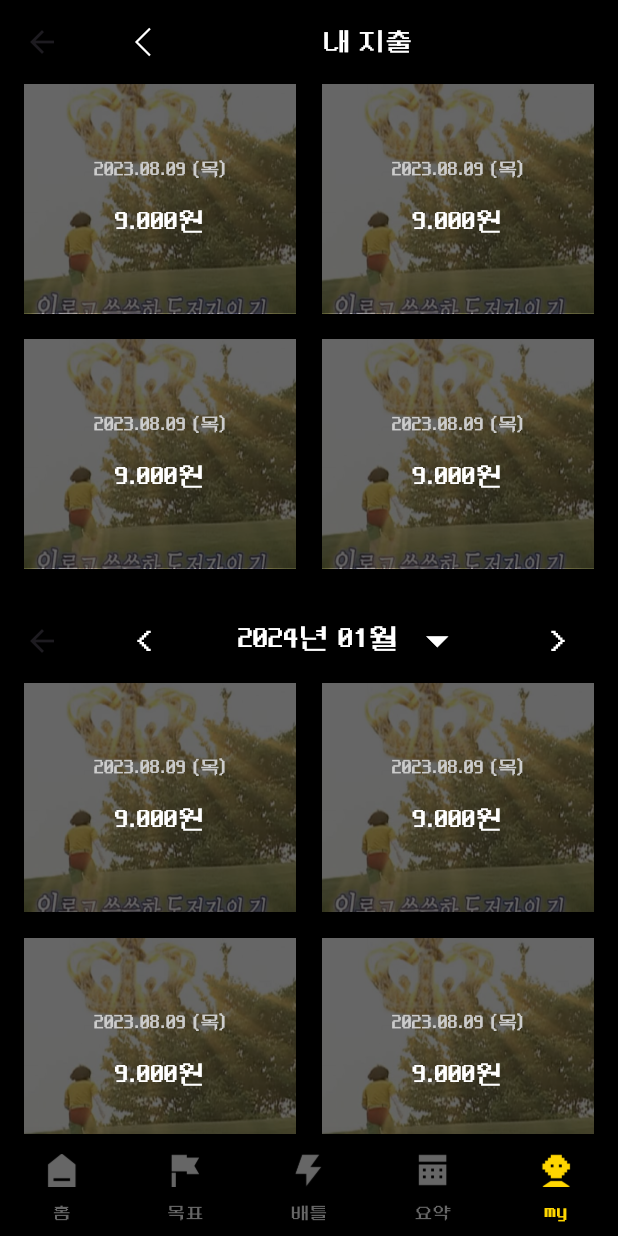
After one commit to Poorlex/FE_poorlex, a Flutter app: the MyExpensePage screen opened directly, on a phone screen of 412 x 824 dp. The commit adds this screen. Run offline on Flutter 3.47's test engine with Material 3 defaults, Android fonts, the phone set to English and light mode, and no system bars; our stand-ins replace carousel_slider, flutter_svg, get, image_picker, sign_in_with_apple; missing offline and left inert: kakao_flutter_sdk; network calls fail.

Commit message:
마이페이지 퍼블리싱 진행중

```diff
--- /dev/null
+++ b/lib/Screen/my_expense_page.dart
@@ -0,0 +1,306 @@
+import 'package:flutter/material.dart';
+import 'package:intl/intl.dart';
+
+import 'package:poorlex/Widget/Common/icon.dart';
+import 'package:poorlex/Widget/Common/other.dart';
+
+import 'package:poorlex/Widget/MainPageWidget/bottom_bar.dart';
+import 'package:poorlex/Widget/PickerWidget/month_picker.dart';
+
+class MyExpensePage extends StatefulWidget {
+  MyExpensePage({
+    super.key
+  });
+
+  @override
+  State<MyExpensePage> createState() => _MyExpensePageState();
+}
+
+class _MyExpensePageState extends State<MyExpensePage> {
+  final int current = DateTime.now().millisecondsSinceEpoch;
+
+  void select (int n) {
+    print(n);
+  }
+
+  @override
+  Widget build(BuildContext context) {
+    return Scaffold(
+      backgroundColor: Colors.black,
+      bottomNavigationBar: BottomBar(
+        nowPage: 4,
+      ),
+      appBar: AppBar(
+        backgroundColor: Colors.black,
+        title: Row(
+          mainAxisAlignment: MainAxisAlignment.spaceBetween,
+          children: [
+            IconButton(
+                iconSize: 26, style: IconButton.styleFrom(padding: EdgeInsets.zero, minimumSize: Size.zero),
+                icon: CustomIcon(icon: 'arrow-left', width: 26, height: 26, color: '#ffffff'),
+                onPressed: () {},
+            ),
+            Text('내 지출', style: TextStyle(color: Colors.white, fontSize: 18)),
+            SizedBox(width: 26)
+          ],
+        ),
+      ),
+      body:
+        SafeArea(child:
+          CustomScrollView(
+            slivers: [
+              SliverList(
+                  delegate:
+                  SliverChildBuilderDelegate((BuildContext context, int index) {
+                    return Container(
+                      padding: EdgeInsets.fromLTRB(16, 0, 16, 20),
+                      child:
+                        Column(
+                          children: [
+                            Row(
+                                children: [
+                                  Expanded(child:
+                                    TextButton(
+                                      style: TextButton.styleFrom(padding: EdgeInsets.zero),
+                                      child:
+                                        BackgroundImageWithBlack(height: 153, child:
+                                          Column(
+                                            mainAxisAlignment: MainAxisAlignment.center, crossAxisAlignment: CrossAxisAlignment.center,
+                                            children: [
+                                              Text('2023.08.09 (목)', style: TextStyle(color: Color(0xffCCCCCC), fontSize: 13)),
+                                              SizedBox(height: 13),
+                                              Text('9.000원', style: TextStyle(color: Colors.white, fontSize: 18)),
+                                            ],
+                                          )
+                                        ),
+                                      onPressed: () {  },
+                                    )
+                                  ),
+                                  SizedBox(width: 17),
+                                  Expanded(child:
+                                    TextButton(
+                                      style: TextButton.styleFrom(padding: EdgeInsets.zero),
+                                      child:
+                                        BackgroundImageWithBlack(height: 153, child:
+                                          Column(
+                                            mainAxisAlignment: MainAxisAlignment.center, crossAxisAlignment: CrossAxisAlignment.center,
+                                            children: [
+                                              Text('2023.08.09 (목)', style: TextStyle(color: Color(0xffCCCCCC), fontSize: 13)),
+                                              SizedBox(height: 13),
+                                              Text('9.000원', style: TextStyle(color: Colors.white, fontSize: 18)),
+                                            ],
+                                          )
+                                        ),
+                                      onPressed: () {  },
+                                    )
+                                  ),
+                                ]
+                            ),
+                            SizedBox(height: 17),
+                            Row(
+                                children: [
+                                  Expanded(child:
+                                  TextButton(
+                                    style: TextButton.styleFrom(padding: EdgeInsets.zero),
+                                    child:
+                                    BackgroundImageWithBlack(height: 153, child:
+                                    Column(
+                                      mainAxisAlignment: MainAxisAlignment.center, crossAxisAlignment: CrossAxisAlignment.center,
+                                      children: [
+                                        Text('2023.08.09 (목)', style: TextStyle(color: Color(0xffCCCCCC), fontSize: 13)),
+                                        SizedBox(height: 13),
+                                        Text('9.000원', style: TextStyle(color: Colors.white, fontSize: 18)),
+                                      ],
+                                    )
+                                    ),
+                                    onPressed: () {  },
+                                  )
+                                  ),
+                                  SizedBox(width: 17),
+                                  Expanded(child:
+                                  TextButton(
+                                    style: TextButton.styleFrom(padding: EdgeInsets.zero),
+                                    child:
+                                    BackgroundImageWithBlack(height: 153, child:
+                                    Column(
+                                      mainAxisAlignment: MainAxisAlignment.center, crossAxisAlignment: CrossAxisAlignment.center,
+                                      children: [
+                                        Text('2023.08.09 (목)', style: TextStyle(color: Color(0xffCCCCCC), fontSize: 13)),
+                                        SizedBox(height: 13),
+                                        Text('9.000원', style: TextStyle(color: Colors.white, fontSize: 18)),
+                                      ],
+                                    )
+                                    ),
+                                    onPressed: () {  },
+                                  )
+                                  ),
+                                ]
+                            ),
+                          ],
+                        )
+                    );
+                  }, childCount: 1)
+              ),
+              SliverAppBar(
+                  pinned: true,
+                  backgroundColor: Colors.black,
+                  elevation: 0,
+                  title: Container(
+                      child:
+                        Row(
+                          mainAxisAlignment: MainAxisAlignment.spaceBetween,
+                          children: [
+                            IconButton(
+                              iconSize: 26, style: IconButton.styleFrom(padding: EdgeInsets.zero, minimumSize: Size.zero),
+                              icon: CustomIcon(icon: 'arrow-game-left', width: 25, height: 25, color: '#ffffff'),
+                              onPressed: () {},
+                            ),
+                            MonthPicker(
+                                current: current,
+                                child: Row(
+                                  children: [
+                                    Text(DateFormat('yyyy년 MM월').format(DateTime.fromMillisecondsSinceEpoch(current)),
+                                        style: TextStyle(color: Colors.white, fontSize: 20)),
+                                    SizedBox(width: 8),
+                                    Icon(Icons.arrow_drop_down_sharp, size: 35, color: Colors.white,)
+                                  ],
+                                ),
+                                select: select
+                            ),
+                            IconButton(
+                              iconSize: 26, style: IconButton.styleFrom(padding: EdgeInsets.zero, minimumSize: Size.zero),
+                              icon: CustomIcon(icon: 'arrow-game-right', width: 25, height: 25, color: '#ffffff'),
+                              onPressed: () {},
+                            ),
+                          ],
+                        ),
+                  )
+              ),
+              SliverList(
+                  delegate:
+                  SliverChildBuilderDelegate((BuildContext context, int index) {
+                    return Container(
+                        padding: EdgeInsets.fromLTRB(16, 0, 16, 20),
+                        child:
+                        Column(
+                          children: [
+                            Row(
+                                children: [
+                                  Expanded(child:
+                                  TextButton(
+                                    style: TextButton.styleFrom(padding: EdgeInsets.zero),
+                                    child:
+                                    BackgroundImageWithBlack(height: 153, child:
+                                    Column(
+                                      mainAxisAlignment: MainAxisAlignment.center, crossAxisAlignment: CrossAxisAlignment.center,
+                                      children: [
+                                        Text('2023.08.09 (목)', style: TextStyle(color: Color(0xffCCCCCC), fontSize: 13)),
+                                        SizedBox(height: 13),
+                                        Text('9.000원', style: TextStyle(color: Colors.white, fontSize: 18)),
+                                      ],
+                                    )
+                                    ),
+                                    onPressed: () {  },
+                                  )
+                                  ),
+                                  SizedBox(width: 17),
+                                  Expanded(child:
+                                  TextButton(
+                                    style: TextButton.styleFrom(padding: EdgeInsets.zero),
+                                    child:
+                                    BackgroundImageWithBlack(height: 153, child:
+                                    Column(
+                                      mainAxisAlignment: MainAxisAlignment.center, crossAxisAlignment: CrossAxisAlignment.center,
+                                      children: [
+                                        Text('2023.08.09 (목)', style: TextStyle(color: Color(0xffCCCCCC), fontSize: 13)),
+                                        SizedBox(height: 13),
+                                        Text('9.000원', style: TextStyle(color: Colors.white, fontSize: 18)),
+                                      ],
+                                    )
+                                    ),
+                                    onPressed: () {  },
+                                  )
+                                  ),
+                                ]
+                            ),
+                            SizedBox(height: 17),
+                            Row(
+                                children: [
+                                  Expanded(child:
+                                  TextButton(
+                                    style: TextButton.styleFrom(padding: EdgeInsets.zero),
+                                    child:
+                                    BackgroundImageWithBlack(height: 153, child:
+                                    Column(
+                                      mainAxisAlignment: MainAxisAlignment.center, crossAxisAlignment: CrossAxisAlignment.center,
+                                      children: [
+                                        Text('2023.08.09 (목)', style: TextStyle(color: Color(0xffCCCCCC), fontSize: 13)),
+                                        SizedBox(height: 13),
+                                        Text('9.000원', style: TextStyle(color: Colors.white, fontSize: 18)),
+                                      ],
+                                    )
+                                    ),
+                                    onPressed: () {  },
+                                  )
+                                  ),
+                                  SizedBox(width: 17),
+                                  Expanded(child:
+                                  TextButton(
+                                    style: TextButton.styleFrom(padding: EdgeInsets.zero),
+                                    child:
+                                    BackgroundImageWithBlack(height: 153, child:
+                                    Column(
+                                      mainAxisAlignment: MainAxisAlignment.center, crossAxisAlignment: CrossAxisAlignment.center,
+                                      children: [
+                                        Text('2023.08.09 (목)', style: TextStyle(color: Color(0xffCCCCCC), fontSize: 13)),
+                                        SizedBox(height: 13),
+                                        Text('9.000원', style: TextStyle(color: Colors.white, fontSize: 18)),
+                                      ],
+                                    )
+                                    ),
+                                    onPressed: () {  },
+                                  )
+                                  ),
+                                ]
+                            ),
+                            SizedBox(height: 17),
+                            Row(
+                                children: [
+                                  Expanded(child:
+                                    BackgroundImageWithBlack(height: 153, child:
+                                      Column(
+                                        mainAxisAlignment: MainAxisAlignment.center, crossAxisAlignment: CrossAxisAlignment.center,
+                                        children: [
+                                          Text('2023.08.09 (목)', style: TextStyle(color: Color(0xffCCCCCC), fontSize: 13)),
+                                          SizedBox(height: 13),
+                                          Text('9.000원', style: TextStyle(color: Colors.white, fontSize: 18)),
+                                        ],
+                                      )
+                                    )
+                                  ),
+                                  SizedBox(width: 17),
+                                  Expanded(child:
+                                    BackgroundImageWithBlack(height: 153, child:
+                                      Column(
+                                        mainAxisAlignment: MainAxisAlignment.center, crossAxisAlignment: CrossAxisAlignment.center,
+                                        children: [
+                                          Text('2023.08.09 (목)', style: TextStyle(color: Color(0xffCCCCCC), fontSize: 13)),
+                                          SizedBox(height: 13),
+                                          Text('9.000원', style: TextStyle(color: Colors.white, fontSize: 18)),
+                                        ],
+                                      )
+                                    )
+                                  ),
+                                ]
+                            ),
+                          ],
+                        )
+                    );
+                  }, childCount: 1)
+              ),
+            ],
+          ),
+        )
+    );
+  }
+}
--- a/lib/Widget/CalendarPage/header.dart
+++ b/lib/Widget/CalendarPage/header.dart
@@ -1,5 +1,6 @@
 import 'package:flutter/material.dart';
 import 'package:intl/intl.dart';
+
 import 'package:poorlex/Widget/PickerWidget/month_picker.dart';
 
 class CalenderHeader extends StatefulWidget {
--- a/lib/Widget/Common/icon.dart
+++ b/lib/Widget/Common/icon.dart
@@ -26,10 +26,16 @@ class CustomIcon extends StatelessWidget {
           <path d="M17 4L8 13L17 22" stroke="${color}" stroke-width="1.5"/>
         </svg>
       ''', width: w?.toDouble(), height: h?.toDouble());
-    } else if (icon == 'arrow-right') {
+    } else if (icon == 'arrow-game-left') {
       return SvgPicture.string('''
-        <svg xmlns="http://www.w3.org/2000/svg" width="15" height="15" viewBox="0 0 15 15" fill="none">
-          <path d="M4.28613 2.14258H6.78613V3.33305H8.03613V4.52353H9.28613V5.71401H10.5361V6.90448H11.7861V8.09496H10.5361V9.28544H9.28613V10.4759H8.03613V11.6664H6.78613V12.8569H4.28613V11.6664H5.53613V10.4759H6.78613V9.28544H8.03613V8.09496H9.28613V6.90448H8.03613V5.71401H6.78613V4.52353H5.53613V3.33305H4.28613V2.14258Z" fill="${color}"/>
+        <svg xmlns="http://www.w3.org/2000/svg" width="25" height="25" viewBox="0 0 25 25" fill="none">
+          <path d="M8 12H9.5V10.5H11V9H12.5V7.5H14V6H17V7.5H15.5V9H14V10.5H12.5V12H11V13.5H12.5V15H14V16.5H15.5V18H17V19.5H14V18H12.5V16.5H11V15H9.5V13.5H8V12Z" fill="${color}"/>
+        </svg>
+      ''', width: w?.toDouble(), height: h?.toDouble());
+    } else if (icon == 'arrow-game-right') {
+      return SvgPicture.string('''
+        <svg xmlns="http://www.w3.org/2000/svg" width="25" height="25" viewBox="0 0 25 25" fill="none">
+          <path d="M17 12H15.5V10.5H14V9H12.5V7.5H11V6H8V7.5H9.5V9H11V10.5H12.5V12H14V13.5H12.5V15H11V16.5H9.5V18H8V19.5H11V18H12.5V16.5H14V15H15.5V13.5H17V12Z" fill="${color}"/>
         </svg>
       ''', width: w?.toDouble(), height: h?.toDouble());
     } else if (icon == 'option') {
--- /dev/null
+++ b/lib/Widget/Common/other.dart
@@ -0,0 +1,42 @@
+import 'package:flutter/material.dart';
+
+class BackgroundImageWithBlack extends StatelessWidget {
+  double height;
+  Widget child;
+
+  BackgroundImageWithBlack({
+    super.key,
+    required this.height,
+    required this.child
+  });
+
+  @override
+  Widget build(BuildContext context) {
+    return Stack(
+      children: [
+        Positioned(
+          top: 0, right: 0, left: 0, bottom: 0,
+          child: Container(
+            height: height,
+            decoration: BoxDecoration(
+              image: DecorationImage(image: AssetImage("assets/sample/sample2.png"), fit: BoxFit.cover),
+            ),
+          ),
+        ),
+        Row(
+          children: [
+            Expanded(child:
+            Container(
+                height: height,
+                decoration: BoxDecoration(
+                  color: Color(0xff000000).withOpacity(0.6),
+                ),
+                child: this.child
+            ),
+            )
+          ],
+        )
+      ],
+    );
+  }
+}
--- a/lib/Widget/MyPageWidget/mypage_myfriends.dart
+++ b/lib/Widget/MyPageWidget/mypage_myfriends.dart
@@ -75,7 +75,7 @@ class _MyFriendsState extends State<MyFriends> {
               Row(mainAxisAlignment: MainAxisAlignment.center, children: [
                 Text('친구 전체 보기', style: TextStyle(color: Color(0xffFFD600), fontSize: 14)),
                 SizedBox(width: 5),
-                CustomIcon(icon: 'arrow-right', width: 15, height: 15, color: '#FFD600',)
+                CustomIcon(icon: 'arrow-game-right', width: 15, height: 15, color: '#FFD600',)
               ]),
             ),
             onPressed: () {},
```
Also changed, not shown: lib/Screen/goal_page.dart (+8 -3 lines), lib/Screen/my_expense_detail_page.dart (added, +153 -0 lines), lib/Widget/MyPageWidget/announcement_list.dart (+6 -6 lines), lib/Widget/MyPageWidget/mypage_myauth.dart (+2 -43 lines), assets/level/character/lv1.png (added), assets/level/character/lv2.png (added), assets/level/character/lv3.png (added), assets/level/character/lv4.png (added), assets/level/character/lv5.png (added).
